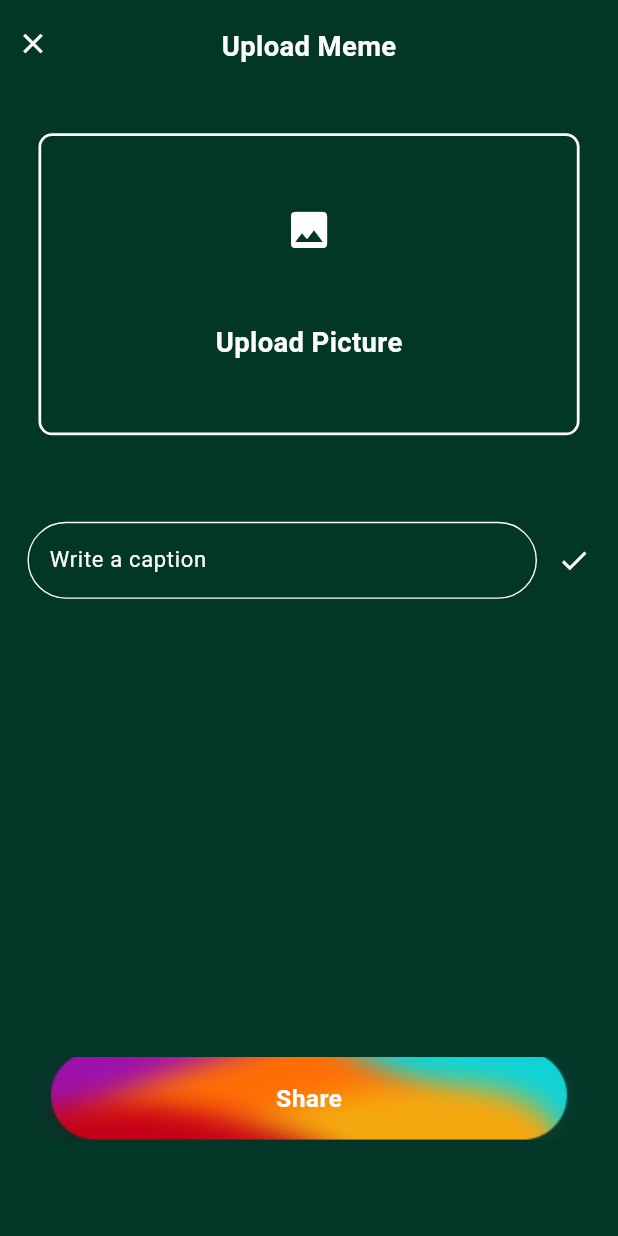
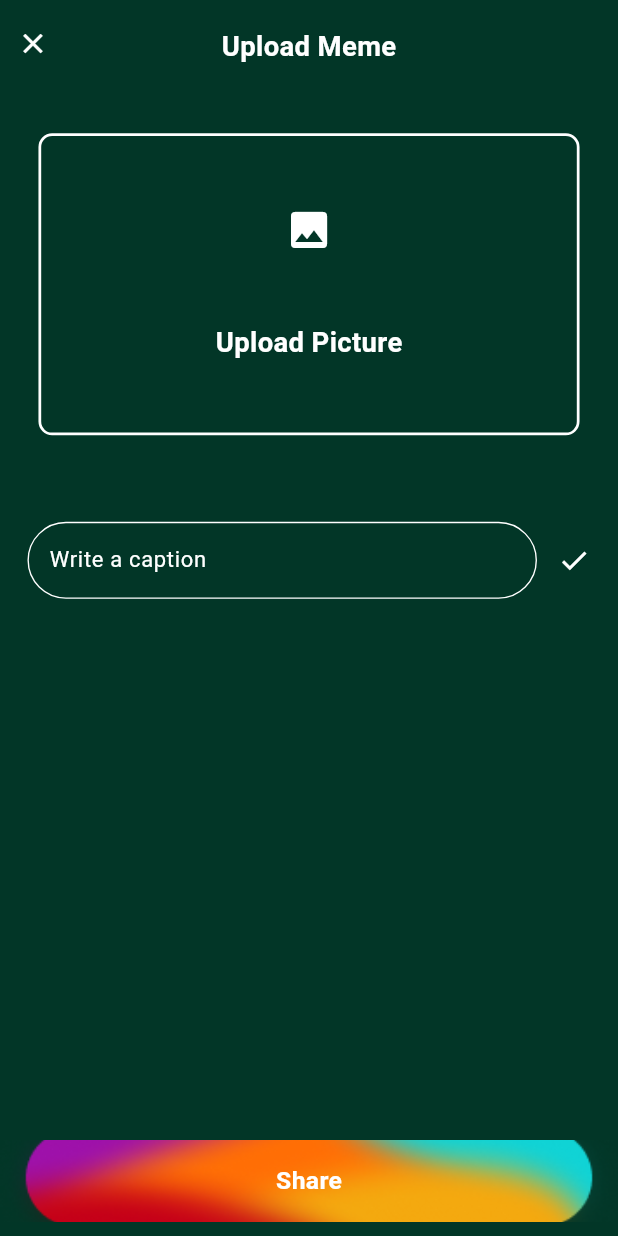
Before and after one commit to AdventureSeeker88/Mened_App, a Flutter app: the UploadMemeScreen screen opened by its route, on a phone screen of 412 x 824 dp. Run offline on Flutter 3.47's test engine with Material 2 defaults, Android fonts, the phone set to English and light mode, and no system bars; our stand-ins replace cached_network_image, cloud_firestore, file_picker, firebase_auth, firebase_core, firebase_messaging and 14 more; missing offline and left inert: agora_rtc_engine, app_settings, flutter_animated_dialog; accounts and stored records are empty; project files that could hold a hidden picture were left out.

Commit message:
memeland updated

```diff
--- a/lib/views/memeland/memeland_upload_screen.dart
+++ b/lib/views/memeland/memeland_upload_screen.dart
@@ -85,20 +85,7 @@ class _UploadMemeScreenState extends State<UploadMemeScreen> {
                       ),
                     ),
                   ),
-                  // Align(
-                  //   alignment: Alignment.topRight,
-                  //   child: CustomTextButton(
-                  //     buttonText: "Share",
-                  //     onTap: () {
 
-                  //     },
-                  //     textstyle: const TextStyle(
-                  //       color: themelightgreencolor,
-                  //       fontSize: 18,
-                  //       fontWeight: FontWeight.bold,
-                  //     ),
-                  //   ),
-                  // ),
                 ],
               ),
             ),
@@ -216,12 +203,6 @@ class _UploadMemeScreenState extends State<UploadMemeScreen> {
                 },
                 child: Align(
                   alignment: Alignment.bottomCenter,
-                  child: Padding(
-                    padding: const EdgeInsets.only(
-                      bottom: 60.0,
-                      left: 20,
-                      right: 20,
-                    ),
                   child: Container(
                     height: 60,
                     width: size.width,
@@ -247,7 +228,6 @@ class _UploadMemeScreenState extends State<UploadMemeScreen> {
                 ),
               ),
             ),
-            ),
           ],
         ),
       ),
```
Lines whose indentation alone changed are shown as unchanged.
